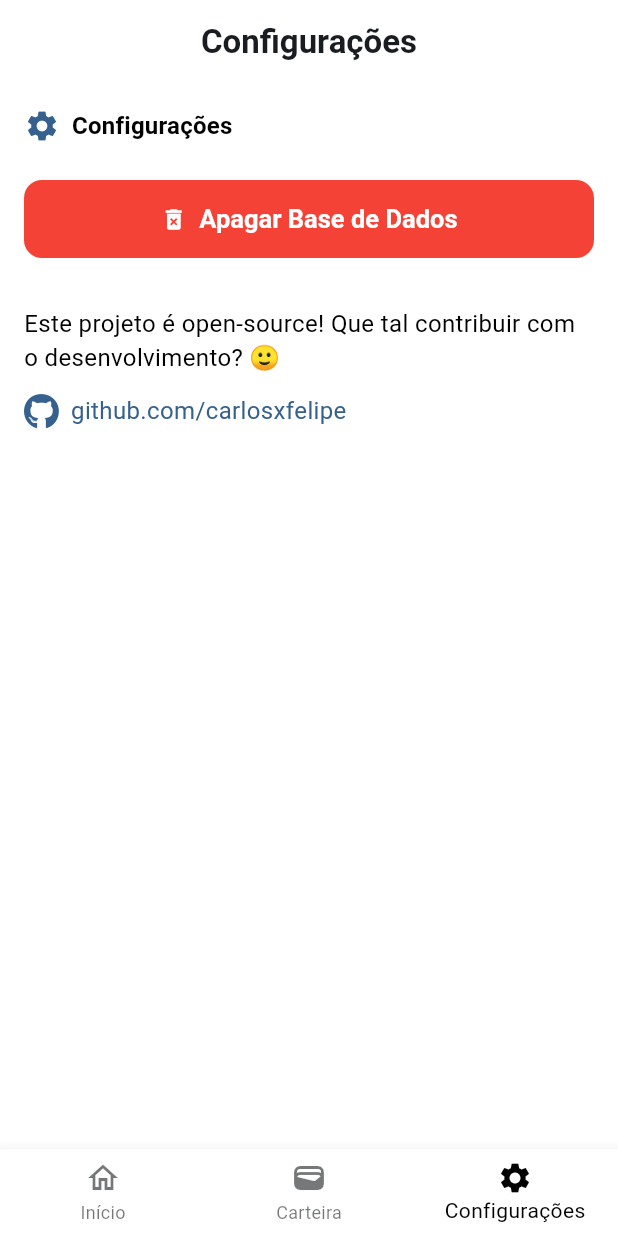
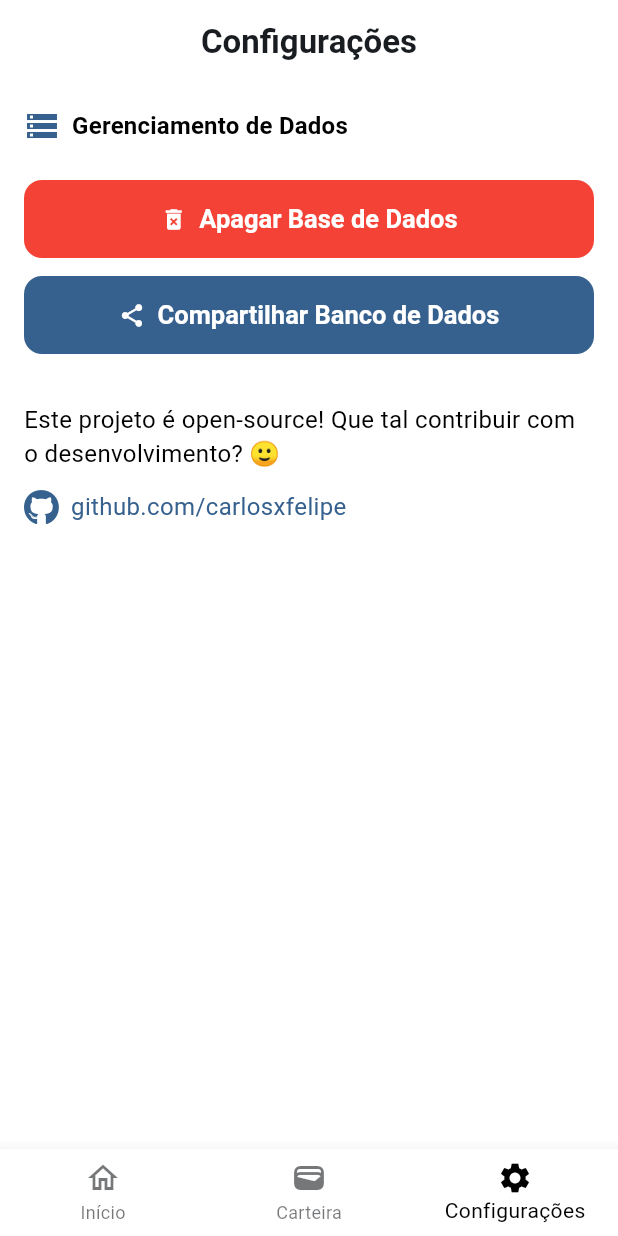
Before and after one commit to carlosxfelipe/ticker, a Flutter app: the SettingsScreen screen opened by its route, on a phone screen of 412 x 824 dp. Run offline on Flutter 3.47's test engine with Material 3 defaults, Android fonts, the phone set to English and light mode, and no system bars; our stand-ins replace dio, file_picker, fl_chart, flutter_dotenv, font_awesome_flutter, go_router and 2 more; accounts and stored records are empty.

Commit message:
feat: add database backup and restore functionality in SettingsScreen

```diff
--- a/lib/screens/settings_screen.dart
+++ b/lib/screens/settings_screen.dart
@@ -1,9 +1,10 @@
 import 'package:flutter/material.dart';
 import 'package:url_launcher/url_launcher.dart';
+import 'package:font_awesome_flutter/font_awesome_flutter.dart';
 
 import 'package:ticker/database/database_helper.dart';
+import 'package:ticker/services/backup_service.dart';
 import 'package:ticker/widgets.dart';
-import 'package:font_awesome_flutter/font_awesome_flutter.dart';
 
 class SettingsScreen extends StatelessWidget {
   const SettingsScreen({super.key});
@@ -32,13 +33,10 @@ class SettingsBody extends StatelessWidget {
         children: [
           Row(
             children: [
-              Icon(
-                Icons.settings,
-                color: Theme.of(context).colorScheme.primary,
-              ),
+              Icon(Icons.storage, color: Theme.of(context).colorScheme.primary),
               const SizedBox(width: 8),
               Text(
-                'Configurações',
+                'Gerenciamento de Dados',
                 style: Theme.of(
                   context,
                 ).textTheme.titleMedium?.copyWith(fontWeight: FontWeight.w600),
@@ -85,6 +83,12 @@ class SettingsBody extends StatelessWidget {
               }
             },
           ),
+          const SizedBox(height: 12),
+          Button(
+            label: 'Compartilhar Banco de Dados',
+            icon: Icons.share,
+            onPressed: () => BackupService.exportDatabase(context),
+          ),
           const SizedBox(height: 32),
           Text(
             'Este projeto é open-source! Que tal contribuir com o desenvolvimento? 🙂',
--- a/pubspec.yaml
+++ b/pubspec.yaml
@@ -8,6 +8,7 @@ environment:
 
 dependencies:
   dio: ^5.8.0+1
+  file_picker: ^10.2.0
   fl_chart: ^1.0.0
   flutter:
     sdk: flutter
@@ -17,6 +18,7 @@ dependencies:
   intl: ^0.20.2
   path: ^1.9.1
   path_provider: ^2.1.5
+  share_plus: ^11.0.0
   sqflite: ^2.4.2
   url_launcher: ^6.3.2
 
```
Also changed, not shown: lib/services/backup_service.dart (added, +75 -0 lines), pubspec.lock, 3 other files.
